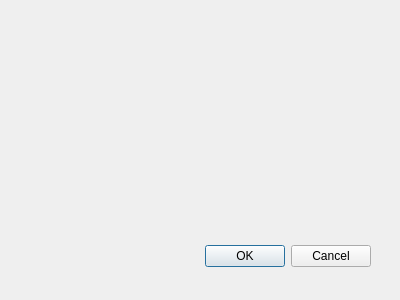
Qt form modular_grid_builder_dialog_base.ui (ioalexei/modular_grid_builder) before a commit.
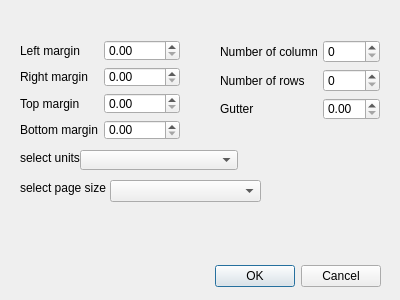
The same form after that commit.

Commit message: Base dialogue and unit calcs

What changed in the file:
```diff
--- a/modular_grid_builder_dialog_base.ui
+++ b/modular_grid_builder_dialog_base.ui
@@ -12,11 +12,11 @@
   <property name="windowTitle" >
    <string>Modular Grid</string>
   </property>
-  <widget class="QDialogButtonBox" name="button_box" >
-   <property name="geometry" >
+  <widget class="QDialogButtonBox" name="button_box">
+   <property name="geometry">
     <rect>
-     <x>30</x>
-     <y>240</y>
+     <x>40</x>
+     <y>260</y>
      <width>341</width>
      <height>32</height>
     </rect>
@@ -28,6 +28,146 @@
     <set>QDialogButtonBox::Cancel|QDialogButtonBox::Ok</set>
    </property>
   </widget>
+  <widget class="QWidget" name="gridLayoutWidget">
+   <property name="geometry">
+    <rect>
+     <x>20</x>
+     <y>40</y>
+     <width>160</width>
+     <height>100</height>
+    </rect>
+   </property>
+   <layout class="QGridLayout" name="gridLayout">
+    <item row="1" column="0">
+     <widget class="QLabel" name="marginRightLabel">
+      <property name="text">
+       <string>Right margin</string>
+      </property>
+     </widget>
+    </item>
+    <item row="2" column="1">
+     <widget class="QDoubleSpinBox" name="marginTopInput"/>
+    </item>
+    <item row="0" column="1">
+     <widget class="QDoubleSpinBox" name="marginLeftInput"/>
+    </item>
+    <item row="0" column="0">
+     <widget class="QLabel" name="marginLeftLabel">
+      <property name="text">
+       <string>Left margin</string>
+      </property>
+     </widget>
+    </item>
+    <item row="1" column="1">
+     <widget class="QDoubleSpinBox" name="marginRightInput"/>
+    </item>
+    <item row="2" column="0">
+     <widget class="QLabel" name="marginTopLabel">
+      <property name="text">
+       <string>Top margin</string>
+      </property>
+     </widget>
+    </item>
+    <item row="3" column="0">
+     <widget class="QLabel" name="marginBottomLabel">
+      <property name="text">
+       <string>Bottom margin</string>
+      </property>
+     </widget>
+    </item>
+    <item row="3" column="1">
+     <widget class="QDoubleSpinBox" name="marginBottomInput"/>
+    </item>
+   </layout>
+  </widget>
+  <widget class="QWidget" name="gridLayoutWidget_2">
+   <property name="geometry">
+    <rect>
+     <x>220</x>
+     <y>40</y>
+     <width>160</width>
+     <height>80</height>
+    </rect>
+   </property>
+   <layout class="QGridLayout" name="gridLayout_2">
+    <item row="0" column="0">
+     <widget class="QLabel" name="numColumsLabel">
+      <property name="text">
+       <string>Number of columns</string>
+      </property>
+     </widget>
+    </item>
+    <item row="1" column="1">
+     <widget class="QSpinBox" name="numRowsInput"/>
+    </item>
+    <item row="1" column="0">
+     <widget class="QLabel" name="numRowsLabel">
+      <property name="text">
+       <string>Number of rows</string>
+      </property>
+     </widget>
+    </item>
+    <item row="0" column="1">
+     <widget class="QSpinBox" name="numColumnsInput"/>
+    </item>
+    <item row="2" column="0">
+     <widget class="QLabel" name="gutterLabel">
+      <property name="text">
+       <string>Gutter</string>
+      </property>
+     </widget>
+    </item>
+    <item row="2" column="1">
+     <widget class="QDoubleSpinBox" name="gutterInput"/>
+    </item>
+   </layout>
+  </widget>
+  <widget class="QComboBox" name="paperSizeSelector">
+   <property name="geometry">
+    <rect>
+     <x>110</x>
+     <y>180</y>
+     <width>151</width>
+     <height>22</height>
+    </rect>
+   </property>
+  </widget>
+  <widget class="QLabel" name="label">
+   <property name="geometry">
+    <rect>
+     <x>20</x>
+     <y>150</y>
+     <width>61</width>
+     <height>16</height>
+    </rect>
+   </property>
+   <property name="text">
+    <string>select units</string>
+   </property>
+  </widget>
+  <widget class="QComboBox" name="selectUnits">
+   <property name="geometry">
+    <rect>
+     <x>80</x>
+     <y>150</y>
+     <width>158</width>
+     <height>20</height>
+    </rect>
+   </property>
+  </widget>
+  <widget class="QLabel" name="label_2">
+   <property name="geometry">
+    <rect>
+     <x>20</x>
+     <y>180</y>
+     <width>91</width>
+     <height>16</height>
+    </rect>
+   </property>
+   <property name="text">
+    <string>select page size</string>
+   </property>
+  </widget>
  </widget>
  <resources/>
  <connections>
```
Left out of the diff: 37 changed lines with no effect on the pictures. The commit also changes 4 other files.
